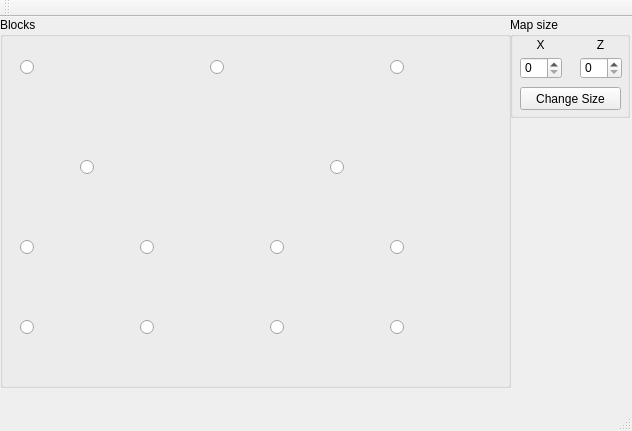
hardcorych/mapeditor, file MapEditor/MapEditor.ui: the form before one commit.
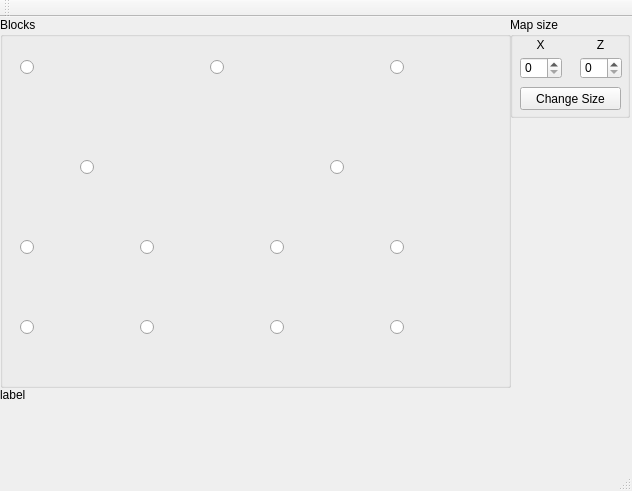
The form after the commit. Icons and pictures are not drawn.

Diff of the .ui file:
```diff
--- a/MapEditor/MapEditor.ui
+++ b/MapEditor/MapEditor.ui
@@ -7,7 +7,7 @@
     <x>0</x>
     <y>0</y>
     <width>632</width>
-    <height>431</height>
+    <height>491</height>
    </rect>
   </property>
   <property name="windowTitle">
@@ -410,6 +410,19 @@
      </property>
     </widget>
    </widget>
+   <widget class="QLabel" name="labelMessage">
+    <property name="geometry">
+     <rect>
+      <x>0</x>
+      <y>370</y>
+      <width>191</width>
+      <height>16</height>
+     </rect>
+    </property>
+    <property name="text">
+     <string>label</string>
+    </property>
+   </widget>
   </widget>
   <widget class="QMenuBar" name="menuBar">
    <property name="geometry">
```
